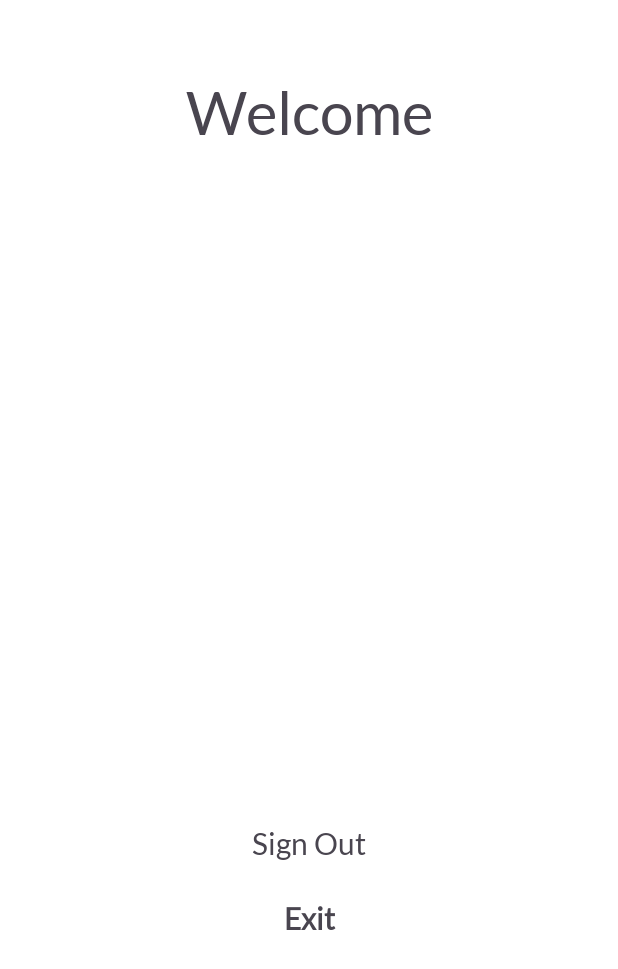
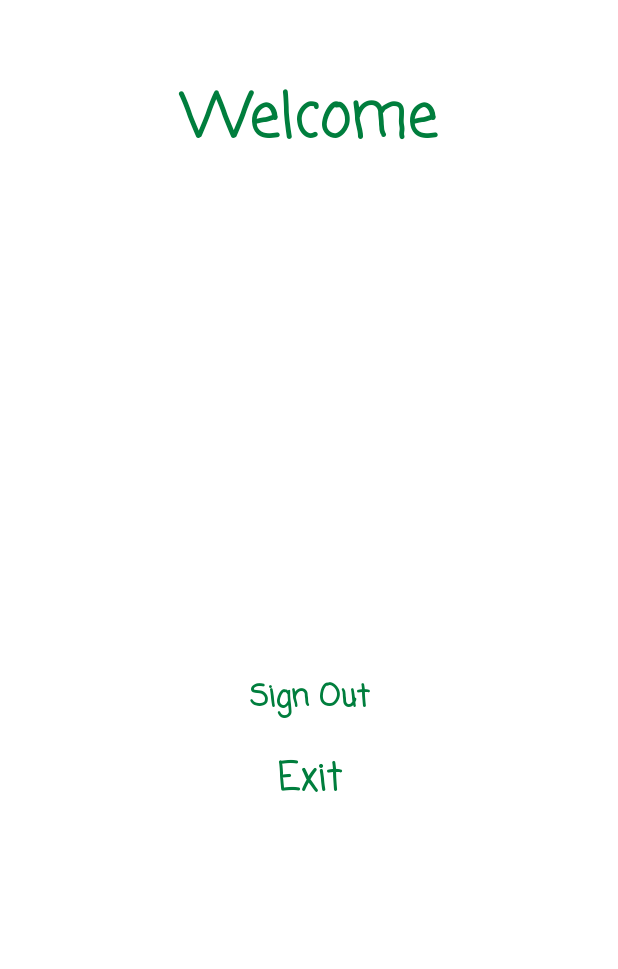
Before and after one commit to zDarKraDz/CarHelperApp, an Android app: the layout fragment_profile.xml on its own in the app's theme, with its tools: preview values and no code run, on a phone screen of 412 x 824 dp. Shown: the top 969 px of the screen. Run offline under Robolectric (Android 15) with nearby library versions, the phone set to English and light mode, and no system bars; Roboto replaces fonts that are not available here.

Commit message:
Second commit

```diff
--- a/app/src/main/res/layout/activity_splash.xml
+++ b/app/src/main/res/layout/activity_splash.xml
@@ -4,7 +4,8 @@
     xmlns:tools="http://schemas.android.com/tools"
     android:id="@+id/splash"
     android:layout_width="match_parent"
-    android:layout_height="match_parent">
+    android:layout_height="match_parent"
+    android:background="@color/white">
 
     <ImageView
         android:id="@+id/imageView"
--- a/app/src/main/res/layout/fragment_profile.xml
+++ b/app/src/main/res/layout/fragment_profile.xml
@@ -10,30 +10,34 @@
         android:layout_width="match_parent"
         android:layout_height="85dp"
         android:layout_marginTop="50dp"
-        android:fontFamily="@font/lato"
+        android:fontFamily="casual"
         android:text="Welcome"
         android:textAlignment="center"
         android:textSize="40sp"
-        android:textStyle=""
-
-        />
+        android:textStyle="bold"
+        android:textColor="@color/green" />
 
     <TextView
+        android:id="@+id/sign_out"
         android:layout_width="match_parent"
-        android:layout_height="50dp"
-        android:layout_marginTop="550dp"
-        android:fontFamily="@font/lato"
+        android:layout_height="wrap_content"
+        android:layout_marginTop="450dp"
+        android:fontFamily="casual"
         android:text="@string/sign_out"
         android:textAlignment="center"
-        android:textSize="20sp" />
+        android:textSize="20sp"
+        android:textStyle="bold"
+        android:textColor="@color/green"/>
 
     <TextView
+        android:id="@+id/exit"
         android:layout_width="match_parent"
-        android:layout_height="50dp"
-        android:layout_marginTop="600dp"
-        android:fontFamily="@font/lato"
+        android:layout_height="wrap_content"
+        android:layout_marginTop="500dp"
+        android:fontFamily="casual"
         android:text="@string/exit"
         android:textAlignment="center"
-        android:textSize="20sp"
-        android:textStyle="bold" />
+        android:textSize="25sp"
+        android:textStyle="bold"
+        android:textColor="@color/green"/>
 </FrameLayout>
```
Also changed, not shown: app/src/main/java/com/example/carhelperapp/MainActivity.kt (+1 -9 lines), app/src/main/java/com/example/carhelperapp/ProfileFragment.kt (+53 -8 lines), app/src/main/res/layout/activity_main.xml (+5 -15 lines).
